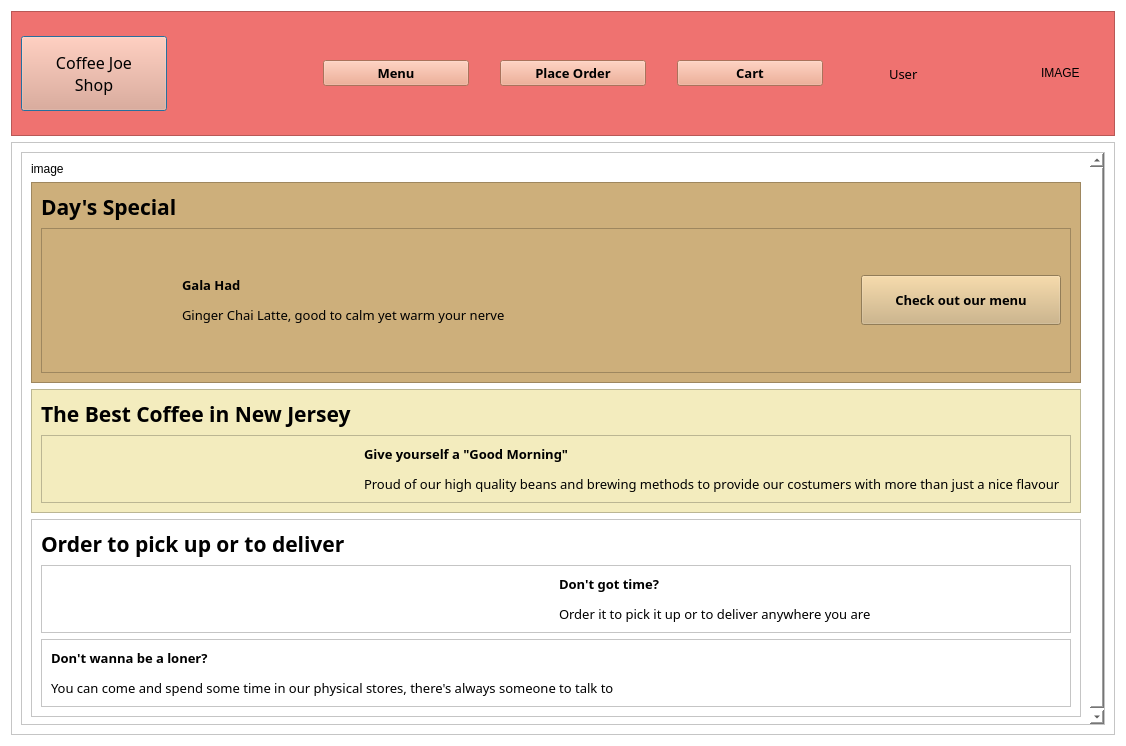
NicolasChavezC/CoffeeShop, file views/main.ui: the form before one commit.
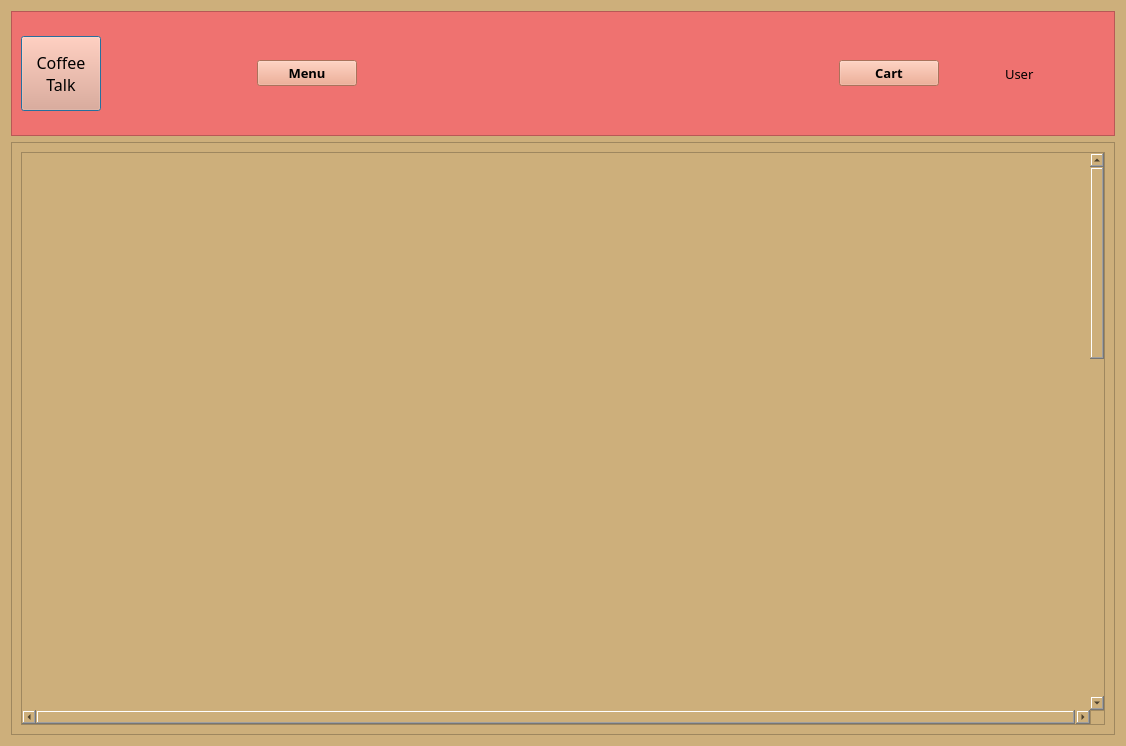
The form after the commit. Icons and pictures are not drawn.

The edit to the form file:
```diff
--- a/views/main.ui
+++ b/views/main.ui
@@ -10,11 +10,17 @@
     <height>746</height>
    </rect>
   </property>
+  <property name="minimumSize">
+   <size>
+    <width>0</width>
+    <height>0</height>
+   </size>
+  </property>
   <property name="windowTitle">
    <string>Dialog</string>
   </property>
   <property name="styleSheet">
-   <string notr="true">background-color: rgb(255, 255, 255);</string>
+   <string notr="true">background-color: rgb(205,175,123);</string>
   </property>
   <layout class="QVBoxLayout" name="verticalLayout">
    <item>
@@ -49,6 +55,12 @@
           <height>75</height>
          </size>
         </property>
+        <property name="maximumSize">
+         <size>
+          <width>115</width>
+          <height>16777215</height>
+         </size>
+        </property>
         <property name="font">
          <font>
           <family>Lucida Calligraphy</family>
@@ -59,8 +71,8 @@
          <string notr="true">background-color: rgb(238,159,128);</string>
         </property>
         <property name="text">
-         <string>Coffee Joe
-Shop</string>
+         <string>Coffee 
+Talk</string>
         </property>
        </widget>
       </item>
@@ -70,7 +82,7 @@
          <enum>Qt::Horizontal</enum>
         </property>
         <property name="sizeType">
-         <enum>QSizePolicy::Fixed</enum>
+         <enum>QSizePolicy::Ignored</enum>
         </property>
         <property name="sizeHint" stdset="0">
          <size>
@@ -81,7 +93,19 @@
        </spacer>
       </item>
       <item>
-       <widget class="QPushButton" name="pushButton_3">
+       <widget class="QPushButton" name="btn_cff_Menu_Main">
+        <property name="minimumSize">
+         <size>
+          <width>100</width>
+          <height>0</height>
+         </size>
+        </property>
+        <property name="maximumSize">
+         <size>
+          <width>100</width>
+          <height>16777215</height>
+         </size>
+        </property>
         <property name="font">
          <font>
           <family>Century Gothic</family>
@@ -98,51 +122,17 @@
         </property>
        </widget>
       </item>
-      <item>
-       <spacer name="horizontalSpacer_2">
-        <property name="orientation">
-         <enum>Qt::Horizontal</enum>
-        </property>
-        <property name="sizeType">
-         <enum>QSizePolicy::Fixed</enum>
-        </property>
-        <property name="sizeHint" stdset="0">
-         <size>
-          <width>25</width>
-          <height>20</height>
-         </size>
-        </property>
-       </spacer>
-      </item>
-      <item>
-       <widget class="QPushButton" name="pushButton_2">
-        <property name="font">
-         <font>
-          <family>Century Gothic</family>
-          <pointsize>10</pointsize>
-          <weight>75</weight>
-          <bold>true</bold>
-         </font>
-        </property>
-        <property name="styleSheet">
-         <string notr="true">background-color: rgb(238,159,128);</string>
-        </property>
-        <property name="text">
-         <string>Place Order</string>
-        </property>
-       </widget>
-      </item>
       <item>
        <spacer name="horizontalSpacer_4">
         <property name="orientation">
          <enum>Qt::Horizontal</enum>
         </property>
         <property name="sizeType">
-         <enum>QSizePolicy::Fixed</enum>
+         <enum>QSizePolicy::Expanding</enum>
         </property>
         <property name="sizeHint" stdset="0">
          <size>
-          <width>25</width>
+          <width>150</width>
           <height>20</height>
          </size>
         </property>
@@ -150,6 +140,18 @@
       </item>
       <item>
        <widget class="QPushButton" name="pushButton">
+        <property name="minimumSize">
+         <size>
+          <width>100</width>
+          <height>0</height>
+         </size>
+        </property>
+        <property name="maximumSize">
+         <size>
+          <width>100</width>
+          <height>16777215</height>
+         </size>
+        </property>
         <property name="font">
          <font>
           <family>Century Gothic</family>
@@ -213,7 +215,7 @@
          <string notr="true">border-image: url(&quot;img/kitten.webp&quot;)</string>
         </property>
         <property name="text">
-         <string>IMAGE</string>
+         <string/>
         </property>
        </widget>
       </item>
@@ -241,26 +243,38 @@
          <property name="geometry">
           <rect>
            <x>0</x>
-           <y>0</y>
-           <width>1057</width>
-           <height>638</height>
+           <y>-341</y>
+           <width>1069</width>
+           <height>1504</height>
           </rect>
          </property>
          <layout class="QVBoxLayout" name="verticalLayout_2">
           <item>
            <widget class="QLabel" name="label_8">
+            <property name="minimumSize">
+             <size>
+              <width>1051</width>
+              <height>563</height>
+             </size>
+            </property>
+            <property name="maximumSize">
+             <size>
+              <width>1051</width>
+              <height>563</height>
+             </size>
+            </property>
             <property name="styleSheet">
              <string notr="true">border-image: url(&quot;img/banner.avif&quot;)</string>
             </property>
             <property name="text">
-             <string>image</string>
+             <string/>
             </property>
            </widget>
           </item>
           <item>
            <widget class="QFrame" name="frame_5">
             <property name="styleSheet">
-             <string notr="true">background-color: rgb(205,175,123);</string>
+             <string notr="true">background-color: rgb(243,236,190);</string>
             </property>
             <property name="frameShape">
              <enum>QFrame::StyledPanel</enum>
@@ -355,6 +369,9 @@
                     <bold>true</bold>
                    </font>
                   </property>
+                  <property name="styleSheet">
+                   <string notr="true">background-color: rgb(205,175,123);</string>
+                  </property>
                   <property name="text">
                    <string>Check out our menu</string>
                   </property>
@@ -438,6 +455,9 @@
           </item>
           <item>
            <widget class="QFrame" name="frame_9">
+            <property name="styleSheet">
+             <string notr="true">background-color: rgb(243,236,190);</string>
+            </property>
             <property name="frameShape">
              <enum>QFrame::StyledPanel</enum>
             </property>
@@ -521,19 +541,31 @@
                   </property>
                  </widget>
                 </item>
-                <item>
-                 <widget class="QLabel" name="label_5">
-                  <property name="styleSheet">
-                   <string notr="true">border-image: url(&quot;img/smth.png&quot;)</string>
-                  </property>
-                  <property name="text">
-                   <string/>
-                  </property>
-                 </widget>
-                </item>
                </layout>
               </widget>
              </item>
+             <item>
+              <widget class="QLabel" name="label_5">
+               <property name="minimumSize">
+                <size>
+                 <width>1000</width>
+                 <height>400</height>
+                </size>
+               </property>
+               <property name="maximumSize">
+                <size>
+                 <width>1000</width>
+                 <height>400</height>
+                </size>
+               </property>
+               <property name="styleSheet">
+                <string notr="true">border-image: url(&quot;img/smth.png&quot;)</string>
+               </property>
+               <property name="text">
+                <string/>
+               </property>
+              </widget>
+             </item>
             </layout>
            </widget>
           </item>
```
Left out of the diff: 2 changed lines with no effect on the pictures.
